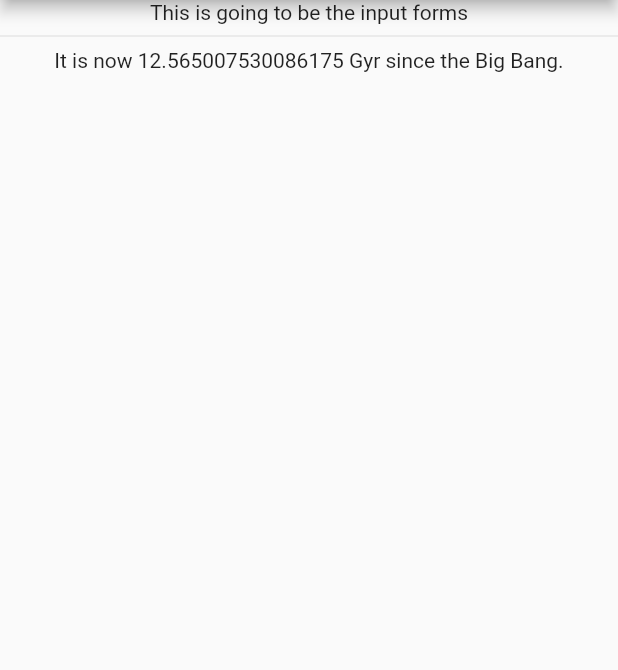
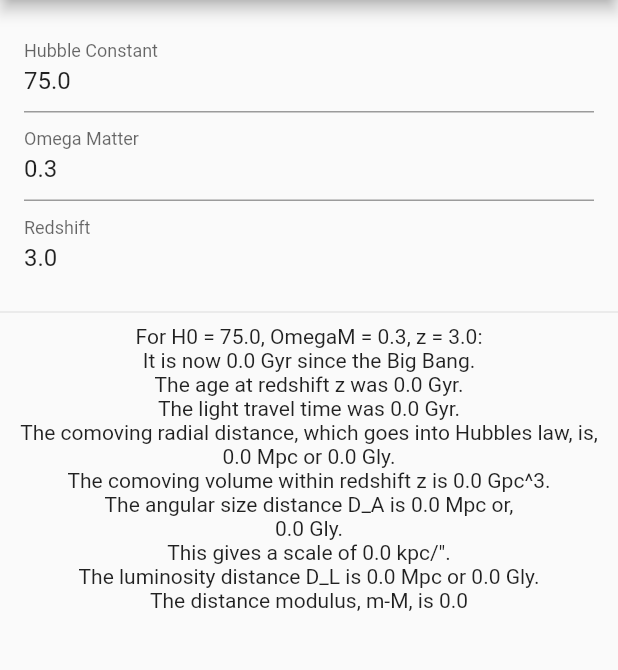
Before and after one commit to boshishuoshuo/cosmology_calculator, a Flutter app: the screen it shows after launch, on a phone screen of 412 x 824 dp, the part 84-754 px from its top. Run offline on Flutter 3.47's test engine with Material 2 defaults, Android fonts, the light colour scheme and no system bars.

Commit message:
Add inputs and models

```diff
--- /dev/null
+++ b/lib/models/universe.dart
@@ -0,0 +1,5 @@
+enum Universe {
+  flat,
+  open,
+  general,
+}
--- a/lib/providers/calculator.dart
+++ b/lib/providers/calculator.dart
@@ -3,34 +3,152 @@ import 'dart:math';
 import 'package:flutter/material.dart';
 
 class Calculator with ChangeNotifier {
-  double z = 1;
-  double H0 = 75;
-  double WM = 0.3;
-  late double az = 1.0 / (1 + 1.0 * z);
-  late double WV = 1.0 - WM - 0.4165 / (H0 * H0);
-  late double h = H0 / 100;
-  late double WR = 4.165e-5 / (h * h);
-  late double WK = 1 - WM - WR - WV;
-  double Tyr = 977.8;
-  int n = 1000;
+  final double Tyr = 977.8; //coefficent for converting 1/H into Gyr
+  final double c = 299792.458; // velocity of light in km/sec
+  final int n = 1000;
 
   Map<String, double?> _results = {
+    'z': 3.0,
+    'H0': 75,
+    'OmegaM': 0.3,
     'age_Gyr': 0.0,
+    'zage_Gyr': 0.0,
+    'DTT_Gyr': 0.0,
+    'DCMR_Mpc': 0.0,
+    'DCMR_Gyr': 0.0,
+    'V_Gpc': 0.0,
+    'DA_Mpc': 0.0,
+    'DA_Gyr': 0.0,
+    'kpc_DA': 0.0,
+    'DL_Mpc': 0.0,
+    'DL_Gyr': 0.0,
+    'distanceModulus': 0.0,
   };
 
   Map<String, double?> get results {
     return {..._results};
   }
 
-  void updateAgeGyr() {
-    double age = _integralAge();
-    double zage = az * age / n;
+  double get _az {
+    return 1.0 / (1 + 1.0 * _results['z']!);
+  }
 
-    Map<String, double> DTT_DCMR_map = _integralDTTDCMR();
-    double DTT = (1.0 - az) * DTT_DCMR_map['DTT']! / n;
+  double get _WV {
+    return 1.0 -
+        _results['OmegaM']! -
+        0.4165 / (_results['H0']! * _results['H0']!);
+  }
+
+  double get _h {
+    return _results['H0']! / 100;
+  }
+
+  double get _WR {
+    return 4.165e-5 / (_h * _h);
+  }
+
+  double get _WK {
+    return 1 - _results['OmegaM']! - _WR - _WV;
+  }
+
+  double get _age {
+    return _integralAge();
+  }
+
+  double get _zage {
+    return _az * _age / n;
+  }
+
+  double get _DTT {
+    return (1.0 - _az) * _integralDTTDCMR()['DTT']! / n;
+  }
+
+  double get _DCMR {
+    return (1.0 - _az) * _integralDTTDCMR()['DCMR']! / n;
+  }
+
+  double get _V_Gpc {
+    double ratio;
+    double x = sqrt(_WK.abs()) * _DCMR;
+    if (x > 0.1) {
+      if (_WK > 0) {
+        ratio = (0.125 * (exp(2.0 * x) - exp(-2.0 * x)) - x / 2.0) /
+            (x * x * x / 3.0);
+      } else {
+        ratio = (x / 2.0 - sin(2.0 * x) / 4.0) / (x * x * x / 3.0);
+      }
+    } else {
+      double y = x * x;
+      if (_WK < 0) {
+        y = -y;
+      }
+      ratio = 1.0 + y / 5.0 + (2.0 / 105.0) * y * y;
+    }
+    double VCM = ratio * _DCMR * _DCMR * _DCMR / 3.0;
+    return 4.0 * pi * (pow(0.001 * c / _results['H0']!, 3)) * VCM;
+  }
+
+  double get _DA {
+    double ratio;
+    double x = sqrt(_WK.abs()) * _DCMR;
+    if (x > 0.1) {
+      if (_WK > 0) {
+        ratio = 0.5 * (exp(x) - exp(-x)) / x;
+      } else {
+        ratio = sin(x) / x;
+      }
+    } else {
+      double y = x * x;
+      if (_WK < 0) {
+        y = -y;
+      }
+      ratio = 1.0 + y / 6.0 + y * y / 120.0;
+    }
+    double DCMT = ratio * _DCMR;
+    return _az * DCMT;
+  }
+
+  double get _DL {
+    return _DA / (_az * _az);
+  }
+
+  void calculate({
+    double? zInput,
+    double? h0Input,
+    double? wmInput,
+  }) {
+    _results['z'] = zInput!;
+    _results['H0'] = h0Input;
+    _results['WM'] = wmInput;
+    double age = _age;
+    double zage = _zage;
+
+    double DTT = _DTT;
+    double DCMR = _DCMR;
     age = DTT + zage;
-    double age_Gyr = age * (Tyr / H0);
+    double age_Gyr = age * (Tyr / _results['H0']!);
+    double zage_Gyr = (Tyr / _results['H0']!) * zage;
+    double DTT_Gyr = (Tyr / _results['H0']!) * DTT;
+    double DCMR_Gyr = (Tyr / _results['H0']!) * DCMR;
+    double DCMR_Mpc = (c / _results['H0']!) * DCMR;
+    double DA_Mpc = (c / _results['H0']!) * _DA;
+    double DA_Gyr = (Tyr / _results['H0']!) * _DA;
+    double kpc_DA = DA_Mpc / 206.264806;
+    double DL_Mpc = (c / _results['H0']!) * _DL;
+    double DL_Gyr = (Tyr / _results['H0']!) * _DL;
+    double distanceModulus = 5 * (log(DL_Mpc * 1e6) / log(10)) - 5;
     _results['age_Gyr'] = age_Gyr;
+    _results['zage_Gyr'] = zage_Gyr;
+    _results['DTT_Gyr'] = DTT_Gyr;
+    _results['DCMR_Gyr'] = DCMR_Gyr;
+    _results['DCMR_Mpc'] = DCMR_Mpc;
+    _results['V_Gpc'] = _V_Gpc;
+    _results['DA_Mpc'] = DA_Mpc;
+    _results['DA_Gyr'] = DA_Gyr;
+    _results['kpc_DA'] = kpc_DA;
+    _results['DL_Mpc'] = DL_Mpc;
+    _results['DL_Gyr'] = DL_Gyr;
+    _results['distanceModulus'] = distanceModulus;
     notifyListeners();
   }
 
@@ -39,14 +157,16 @@ class Calculator with ChangeNotifier {
   }) {
     double DTT = 0.0;
     double DCMR = 0.0;
+    final double azVal = _az;
+    final double WMVal = _results['OmegaM']!;
+    final double WVVal = _WV;
+    final double WRVal = _WR;
+    final double WKVal = _WK;
     for (int i = 0; i < n; i++) {
-      double a = az + (1 - az) * (i + 0.5) / n;
+      double a = azVal + (1 - azVal) * (i + 0.5) / n;
 
-      double adot = sqrt(WK + (WM / a) + (WR / (a * a)) + (WV * a * a));
-      if (i == 0) {}
-      // if (i == 0) {
-      //   print(DTT);
-      // }
+      double adot =
+          sqrt(WKVal + (WMVal / a) + (WRVal / (a * a)) + (WVVal * a * a));
       DTT = DTT + 1.0 / adot;
       DCMR = DCMR + 1.0 / (a * adot);
     }
@@ -57,9 +177,15 @@ class Calculator with ChangeNotifier {
     int n = 1000,
   }) {
     double age = 0;
+    final double azVal = _az;
+    final double WMVal = _results['OmegaM']!;
+    final double WVVal = _WV;
+    final double WRVal = _WR;
+    final double WKVal = _WK;
     for (int i = 0; i < n; i++) {
-      double a = az * (i + 0.5) / n;
-      double adot = sqrt(WK + (WM / a) + (WR / (a * a)) + (WV * a * a));
+      double a = azVal * (i + 0.5) / n;
+      double adot =
+          sqrt(WKVal + (WMVal / a) + (WRVal / (a * a)) + (WVVal * a * a));
       age = age + 1 / adot;
     }
     return age;
--- a/lib/screens/cosmology_calculator_screen.dart
+++ b/lib/screens/cosmology_calculator_screen.dart
@@ -12,12 +12,14 @@ class CosmologyCalculatorScreen extends StatelessWidget {
       appBar: AppBar(
         title: const Text('Cosmology'),
       ),
-      body: Column(
-        children: const [
-          InputForms(),
-          Divider(),
-          OutputResults(),
-        ],
+      body: SingleChildScrollView(
+        child: Column(
+          children: const [
+            InputForms(),
+            Divider(),
+            OutputResults(),
+          ],
+        ),
       ),
     );
   }
--- a/lib/widgets/input_forms.dart
+++ b/lib/widgets/input_forms.dart
@@ -11,10 +11,132 @@ class InputForms extends StatefulWidget {
 }
 
 class _InputFormsState extends State<InputForms> {
+  final _form = GlobalKey<FormState>();
+  Map<String, double> _initValue = {
+    'redshift': 3.0,
+    'hubbleConst': 75.0,
+    'omegaMatter': 0.3,
+  };
+
+  Map<String, double> _inputValue = {
+    'redshift': 0.0,
+    'hubbleConst': 0.0,
+    'omegaMatter': 0.0,
+  };
+
+  void _saveForm() {
+    final isValid = _form.currentState!.validate();
+    if (!isValid) {
+      return;
+    }
+    _form.currentState!.save();
+    final calculator = Provider.of<Calculator>(context, listen: false);
+    calculator.calculate(
+      zInput: _inputValue['redshift']!,
+      h0Input: _inputValue['hubbleConst']!,
+      wmInput: _inputValue['omegaMatter']!,
+    );
+  }
+
   @override
   Widget build(BuildContext context) {
-    final calculator = Provider.of<Calculator>(context, listen: false);
-    calculator.updateAgeGyr();
-    return Text('This is going to be the input forms');
+    return Container(
+      height: 200,
+      padding: const EdgeInsets.all(16.0),
+      child: Form(
+        key: _form,
+        child: ListView(
+          children: [
+            TextFormField(
+              initialValue: _initValue['hubbleConst'].toString(),
+              decoration: const InputDecoration(
+                labelText: 'Hubble Constant',
+              ),
+              textInputAction: TextInputAction.next,
+              // onFieldSubmitted: (_) {
+              //   FocusScope.of(context).requestFocus(_priceFocusNode);
+              // },
+              validator: (value) {
+                if (value!.isEmpty) {
+                  return 'Please provide a value'; // treat input as wrong input and show it to the user
+                }
+                if (double.tryParse(value) == null) {
+                  return 'Please enter only number.';
+                }
+                if (double.parse(value) < 0 || double.parse(value) >= 100) {
+                  return 'Please provide a value in (0, 100)';
+                }
+                return null; // treat input as right
+              },
+              keyboardType: TextInputType.number,
+              onSaved: (value) {
+                _inputValue['hubbleConst'] = double.parse(value!);
+              },
+            ),
+            TextFormField(
+              initialValue: _initValue['omegaMatter'].toString(),
+              decoration: const InputDecoration(
+                labelText: 'Omega Matter',
+              ),
+              textInputAction: TextInputAction.next,
+              // onFieldSubmitted: (_) {
+              //   FocusScope.of(context).requestFocus(_priceFocusNode);
+              // },
+              validator: (value) {
+                if (value!.isEmpty) {
+                  return 'Please provide a value'; // treat input as wrong input and show it to the user
+                }
+                if (double.tryParse(value) == null) {
+                  return 'Please enter only number.';
+                }
+                if (double.parse(value) < 0 || double.parse(value) >= 1.0) {
+                  return 'Please provide a value in (0, 1)';
+                }
+                return null; // treat input as right
+              },
+              keyboardType: TextInputType.number,
+              onSaved: (value) {
+                _inputValue['omegaMatter'] = double.parse(value!);
+              },
+            ),
+            TextFormField(
+              initialValue: _initValue['redshift'].toString(),
+              decoration: const InputDecoration(
+                labelText: 'Redshift',
+              ),
+              textInputAction: TextInputAction.done,
+              // onFieldSubmitted: (_) {
+              //   FocusScope.of(context).requestFocus(_priceFocusNode);
+              // },
+              validator: (value) {
+                if (value!.isEmpty) {
+                  return 'Please provide a value'; // treat input as wrong input and show it to the user
+                }
+                if (double.tryParse(value) == null) {
+                  return 'Please enter only number.';
+                }
+                if (double.parse(value) < 0 || double.parse(value) >= 100) {
+                  return 'Please provide a value in (0, 100)';
+                }
+                return null; // treat input as right
+              },
+              keyboardType: TextInputType.number,
+              onSaved: (value) {
+                _inputValue['redshift'] = double.parse(value!);
+              },
+            ),
+            Row(
+              mainAxisAlignment: MainAxisAlignment.end,
+              children: [
+                ElevatedButton(
+                  onPressed: _saveForm,
+                  child: const Text('Submit'),
+                ),
+              ],
+            ),
+          ],
+        ),
+      ),
+    );
   }
 }
--- a/lib/widgets/output_results.dart
+++ b/lib/widgets/output_results.dart
@@ -12,7 +12,25 @@ class OutputResults extends StatelessWidget {
     return Column(
       children: [
         Text(
+            'For H0 = ${calculator.results['H0']}, OmegaM = ${calculator.results['OmegaM']}, z = ${calculator.results['z']}:'),
+        Text(
             'It is now ${calculator.results['age_Gyr']} Gyr since the Big Bang.'),
+        Text(
+            'The age at redshift z was ${calculator.results['zage_Gyr']} Gyr.'),
+        Text('The light travel time was ${calculator.results['DTT_Gyr']} Gyr.'),
+        Text('The comoving radial distance, which goes into Hubbles law, is,'),
+        Text(
+            '${calculator.results['DCMR_Mpc']} Mpc or ${calculator.results['DCMR_Gyr']} Gly.'),
+        Text(
+            'The comoving volume within redshift z is ${calculator.results['V_Gpc']} Gpc^3.'),
+        Text(
+            'The angular size distance D_A is ${calculator.results['DA_Mpc']} Mpc or,'),
+        Text('${calculator.results['DA_Gyr']} Gly.'),
+        Text('This gives a scale of ${calculator.results['kpc_DA']} kpc/".'),
+        Text(
+            'The luminosity distance D_L is ${calculator.results['DL_Mpc']} Mpc or ${calculator.results['DL_Gyr']} Gly.'),
+        Text(
+            'The distance modulus, m-M, is ${calculator.results['distanceModulus']}'),
       ],
     );
   }
```
